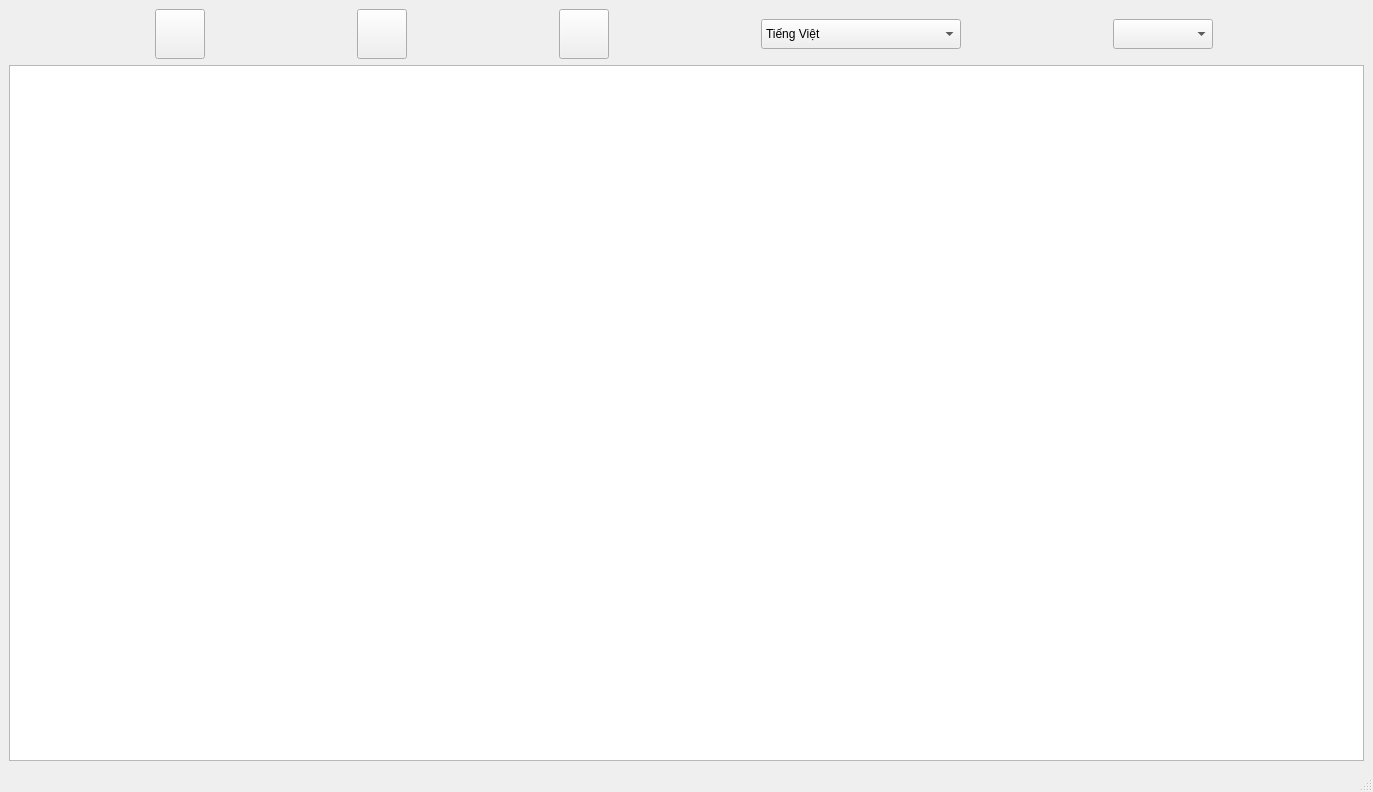
Above: ui/MainWindow.ui from Le-Van-Long2k/translate-tool before the change. Below: the same form after it.
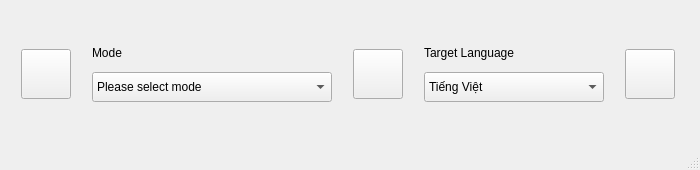
That is the form after the change. Icons and pictures are not drawn.

```diff
--- a/ui/MainWindow.ui
+++ b/ui/MainWindow.ui
@@ -6,8 +6,8 @@
    <rect>
     <x>0</x>
     <y>0</y>
-    <width>1373</width>
-    <height>792</height>
+    <width>700</width>
+    <height>170</height>
    </rect>
   </property>
   <property name="sizePolicy">
@@ -16,6 +16,18 @@
     <verstretch>0</verstretch>
    </sizepolicy>
   </property>
+  <property name="minimumSize">
+   <size>
+    <width>700</width>
+    <height>170</height>
+   </size>
+  </property>
+  <property name="maximumSize">
+   <size>
+    <width>700</width>
+    <height>170</height>
+   </size>
+  </property>
   <property name="windowTitle">
    <string>MainWindow</string>
   </property>
@@ -27,8 +39,26 @@
     </sizepolicy>
    </property>
    <layout class="QVBoxLayout" name="verticalLayout">
+    <property name="spacing">
+     <number>8</number>
+    </property>
+    <property name="leftMargin">
+     <number>12</number>
+    </property>
+    <property name="topMargin">
+     <number>12</number>
+    </property>
+    <property name="rightMargin">
+     <number>12</number>
+    </property>
+    <property name="bottomMargin">
+     <number>12</number>
+    </property>
     <item>
      <layout class="QHBoxLayout" name="horizontalLayout">
+      <property name="spacing">
+       <number>12</number>
+      </property>
       <item>
        <widget class="QPushButton" name="Settings_btn">
         <property name="sizePolicy">
@@ -64,6 +94,71 @@
         </property>
        </widget>
       </item>
+      <item>
+       <layout class="QVBoxLayout" name="verticalLayout_2">
+        <property name="sizeConstraint">
+         <enum>QLayout::SizeConstraint::SetNoConstraint</enum>
+        </property>
+        <item>
+         <widget class="QLabel" name="label">
+          <property name="minimumSize">
+           <size>
+            <width>80</width>
+            <height>0</height>
+           </size>
+          </property>
+          <property name="maximumSize">
+           <size>
+            <width>120</width>
+            <height>20</height>
+           </size>
+          </property>
+          <property name="text">
+           <string>Mode</string>
+          </property>
+          <property name="alignment">
+           <set>Qt::AlignmentFlag::AlignLeading|Qt::AlignmentFlag::AlignLeft|Qt::AlignmentFlag::AlignVCenter</set>
+          </property>
+         </widget>
+        </item>
+        <item>
+         <widget class="QComboBox" name="mode_ocr">
+          <property name="minimumSize">
+           <size>
+            <width>210</width>
+            <height>30</height>
+           </size>
+          </property>
+          <property name="maximumSize">
+           <size>
+            <width>240</width>
+            <height>16777215</height>
+           </size>
+          </property>
+          <item>
+           <property name="text">
+            <string>Please select mode</string>
+           </property>
+          </item>
+          <item>
+           <property name="text">
+            <string>Translate Screen</string>
+           </property>
+          </item>
+          <item>
+           <property name="text">
+            <string>Translate Box Chat</string>
+           </property>
+          </item>
+          <item>
+           <property name="text">
+            <string>Translate Comic</string>
+           </property>
+          </item>
+         </widget>
+        </item>
+       </layout>
+      </item>
       <item>
        <widget class="QPushButton" name="Select_area_btn">
         <property name="sizePolicy">
@@ -105,6 +200,56 @@
         </property>
        </widget>
       </item>
+      <item>
+       <layout class="QVBoxLayout" name="verticalLayout_3">
+        <item>
+         <widget class="QLabel" name="label_2">
+          <property name="minimumSize">
+           <size>
+            <width>110</width>
+            <height>0</height>
+           </size>
+          </property>
+          <property name="maximumSize">
+           <size>
+            <width>16777215</width>
+            <height>20</height>
+           </size>
+          </property>
+          <property name="text">
+           <string>Target Language</string>
+          </property>
+          <property name="alignment">
+           <set>Qt::AlignmentFlag::AlignLeading|Qt::AlignmentFlag::AlignLeft|Qt::AlignmentFlag::AlignVCenter</set>
+          </property>
+         </widget>
+        </item>
+        <item>
+         <widget class="QComboBox" name="target_lang_setting">
+          <property name="minimumSize">
+           <size>
+            <width>140</width>
+            <height>30</height>
+           </size>
+          </property>
+          <property name="maximumSize">
+           <size>
+            <width>180</width>
+            <height>16777215</height>
+           </size>
+          </property>
+          <property name="toolTip">
+           <string>Translate to</string>
+          </property>
+          <item>
+           <property name="text">
+            <string>Tiếng Việt</string>
+           </property>
+          </item>
+         </widget>
+        </item>
+       </layout>
+      </item>
       <item>
        <widget class="QPushButton" name="start_stop_btn">
         <property name="sizePolicy">
@@ -140,61 +285,8 @@
         </property>
        </widget>
       </item>
-      <item>
-       <widget class="QComboBox" name="target_lang_setting">
-        <property name="minimumSize">
-         <size>
-          <width>100</width>
-          <height>30</height>
-         </size>
-        </property>
-        <property name="maximumSize">
-         <size>
-          <width>200</width>
-          <height>16777215</height>
-         </size>
-        </property>
-        <property name="toolTip">
-         <string>Translate to</string>
-        </property>
-        <item>
-         <property name="text">
-          <string>Tiếng Việt</string>
-         </property>
-        </item>
-       </widget>
-      </item>
-      <item>
-       <widget class="QComboBox" name="size_setting">
-        <property name="minimumSize">
-         <size>
-          <width>50</width>
-          <height>30</height>
-         </size>
-        </property>
-        <property name="maximumSize">
-         <size>
-          <width>100</width>
-          <height>16777215</height>
-         </size>
-        </property>
-        <property name="toolTip">
-         <string>Scale text</string>
-        </property>
-       </widget>
-      </item>
      </layout>
     </item>
-    <item>
-     <widget class="QGraphicsView" name="graphicsView">
-      <property name="sizePolicy">
-       <sizepolicy hsizetype="Expanding" vsizetype="Expanding">
-        <horstretch>0</horstretch>
-        <verstretch>1</verstretch>
-       </sizepolicy>
-      </property>
-     </widget>
-    </item>
    </layout>
   </widget>
   <widget class="QMenuBar" name="menubar">
```
Left out of the diff: 2 changed lines with no effect on the pictures.
